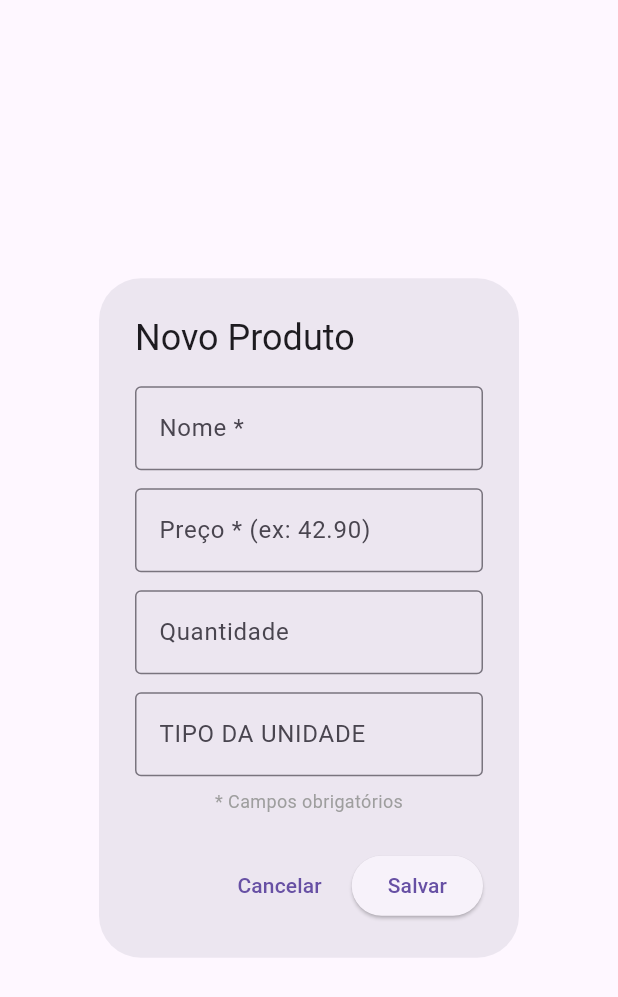
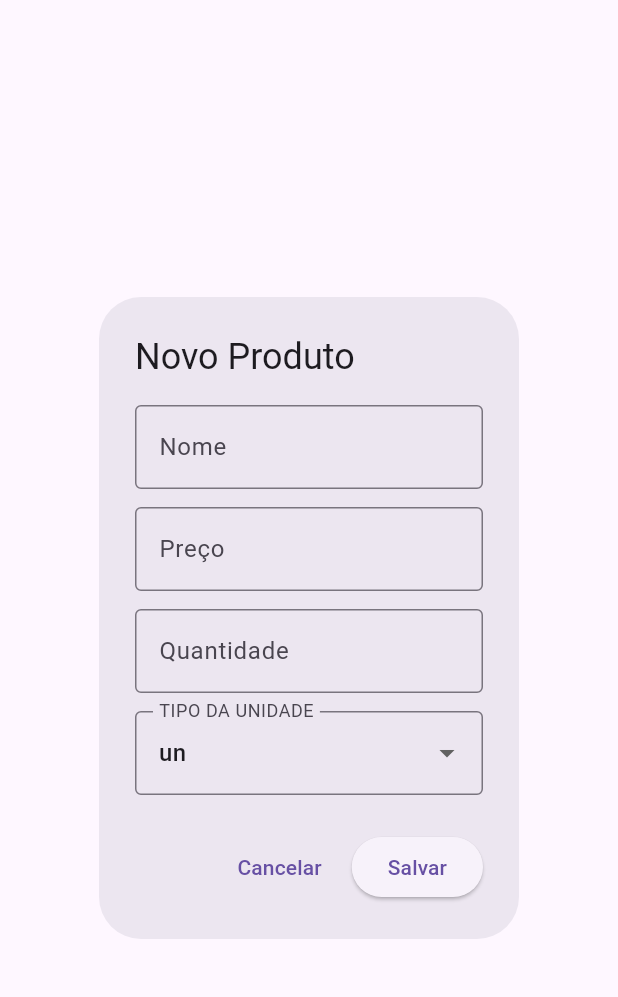
Before and after one commit to moisesRubens/dairy, a Flutter app: the AddProductDialog widget shown alone on an empty page, opened directly, on a phone screen of 412 x 824 dp. Shown: the top 997 px of the screen. Run offline on Flutter 3.47's test engine with Material 3 defaults, Android fonts, the phone set to English and light mode, and no system bars; our stand-ins replace go_router, jwt_decoder, shared_preferences, sqflite, sqflite_common_ffi, sqflite_common_ffi_web; accounts and stored records are empty; network calls fail.

Commit message:
refactor: AddProductDialog widget

```diff
--- a/lib/Enums/product_enum.dart
+++ b/lib/Enums/product_enum.dart
@@ -2,7 +2,14 @@ enum Unit
 {
   kg,
   liters,
-  amount
+  amount;
+
+  String get label => switch(this)
+  {
+    Unit.amount => 'un',
+    Unit.kg => 'kg',
+    Unit.liters => 'L'
+  };
 }
 
 enum Allocation
--- a/lib/domain/product.dart
+++ b/lib/domain/product.dart
@@ -112,7 +112,8 @@ class Product {
     );
   }
 
-  Map<String, dynamic> toJson() {
+  Map<String, dynamic> toJson()
+  {
     Map<String, dynamic> map = {
       'name': name,
       'price': price,
--- a/lib/screens/inventory_page.dart
+++ b/lib/screens/inventory_page.dart
@@ -1,3 +1,4 @@
+import '../widgets/product_card.dart';
 import 'package:dairy/controllers/outbound_controller.dart';
 import 'package:dairy/controllers/product_controller.dart';
 import 'package:dairy/controllers/sale_point_controller.dart';
@@ -58,7 +59,10 @@ class InventoryPageState extends State<InventoryPage> {
       barrierDismissible: false,
       builder: (context) => const AddProductDialog(),
     );
-    if(product == null) return;
+    if(product == null)
+    {
+      return;
+    }
     final bool success = await _productController.add(product);
     if(success)
     {
@@ -468,9 +472,7 @@ class InventoryPageState extends State<InventoryPage> {
   }
 }
 
-// ============================================================
-// DIÁLOGO DE ADIÇÃO DE PRODUTO
-// ============================================================
+
 class AddProductDialog extends StatefulWidget {
   const AddProductDialog({super.key});
 
@@ -478,24 +480,28 @@ class AddProductDialog extends StatefulWidget {
   State<AddProductDialog> createState() => _AddProductDialogState();
 }
 
-class _AddProductDialogState extends State<AddProductDialog> {
+class _AddProductDialogState extends State<AddProductDialog>
+{
   final TextEditingController _nameController = TextEditingController();
   final TextEditingController _priceController = TextEditingController();
   final TextEditingController _quantityController = TextEditingController();
+  Unit? _selectedUnit = Unit.amount;
   bool _isLoading = false;
 
   @override
-  void dispose() {
+  void dispose()
+  {
     _nameController.dispose();
     _priceController.dispose();
     _quantityController.dispose();
     super.dispose();
   }
 
-  Product? _saveProduct(BuildContext context) {
-    // 1. Validações
+  Product? _saveProduct(BuildContext context)
+  {
     final name = _nameController.text.trim();
-    if (name.isEmpty) {
+    if (name.isEmpty)
+    {
       ScaffoldMessenger.of(context).showSnackBar(
         const SnackBar(content: Text('O nome é obrigatório.')),
       );
@@ -504,7 +510,8 @@ class _AddProductDialogState extends State<AddProductDialog> {
 
     final priceStr = _priceController.text.trim().replaceAll(',', '.');
     final double? price = double.tryParse(priceStr);
-    if (price == null || price <= 0) {
+    if (price == null || price <= 0)
+    {
       ScaffoldMessenger.of(context).showSnackBar(
         const SnackBar(content: Text('Preço inválido.')),
       );
@@ -514,15 +521,7 @@ class _AddProductDialogState extends State<AddProductDialog> {
     final double quantity = double.parse(_quantityController.text.trim().replaceAll(',', '.'));
     final Unit unitType = Unit.amount;
 
-    if (false) {
-      ScaffoldMessenger.of(context).showSnackBar(
-        const SnackBar(content: Text('Preencha pelo menos uma unidade (Amount, Kg ou Liters).')),
-      );
-      return null;
-    }
-
     final newProduct = Product(
-      id: null,
       name: name,
       price: price,
       quantity: quantity,
@@ -534,7 +533,10 @@ class _AddProductDialogState extends State<AddProductDialog> {
   void _handleSave(BuildContext context)
   {
     final Product? product = _saveProduct(context);
-    if(product == null) return;
+    if(product == null)
+    {
+      return;
+    }
     Navigator.pop(context, product);
   }
 
@@ -546,44 +548,27 @@ class _AddProductDialogState extends State<AddProductDialog> {
         child: Column(
           mainAxisSize: MainAxisSize.min,
           children: [
-            TextField(
-              controller: _nameController,
-              decoration: const InputDecoration(
-                labelText: 'Nome *',
-                border: OutlineInputBorder(),
-              ),
-            ),
+            SetInput(label: 'Nome', controller: _nameController),
             const SizedBox(height: 12),
-            TextField(
-              controller: _priceController,
-              decoration: const InputDecoration(
-                labelText: 'Preço * (ex: 42.90)',
-                border: OutlineInputBorder(),
-              ),
-              keyboardType: TextInputType.numberWithOptions(decimal: true),
-            ),
+            SetInput(label: 'Preço', controller: _priceController),
             const SizedBox(height: 12),
-            TextField(
-              controller: _quantityController,
-              decoration: const InputDecoration(
-                labelText: 'Quantidade',
-                border: OutlineInputBorder(),
-              ),
-              keyboardType: TextInputType.number,
-            ),
+            SetInput(label: 'Quantidade', controller: _quantityController),
             const SizedBox(height: 12),
-            TextField(
-              controller: null,
+            DropdownButtonFormField<Unit>(
+              value: _selectedUnit,
               decoration: const InputDecoration(
                 labelText: 'TIPO DA UNIDADE',
                 border: OutlineInputBorder(),
               ),
-              keyboardType: TextInputType.numberWithOptions(decimal: true),
-            ),
-            const SizedBox(height: 8),
-            const Text(
-              '* Campos obrigatórios',
-              style: TextStyle(fontSize: 12, color: Colors.grey),
+              items: Unit.values
+                  .map((u) => DropdownMenuItem(
+                        value: u,
+                        child: Text(u.label),
+                      ))
+                  .toList(),
+              onChanged: (value) {
+                setState(() => _selectedUnit = value);
+              },
             ),
           ],
         ),
@@ -596,7 +581,7 @@ class _AddProductDialogState extends State<AddProductDialog> {
         ElevatedButton(
           onPressed: ()
           {
-            _isLoading ? null : _handleSave;
+            _isLoading ? null : _handleSave(context);
           },
           child: _isLoading
               ? const SizedBox(
@@ -610,3 +595,38 @@ class _AddProductDialogState extends State<AddProductDialog> {
     );
   }
 }
+
+class CreationProductCard extends StatefulWidget
+{
+  const CreationProductCard({super.key});
+
+  @override
+  State<CreationProductCard> createState() => _CreationProductCardState();
+}
+
+class _CreationProductCardState extends State<CreationProductCard>
+{
+  final _nameController = TextEditingController();
+  final _priceController= TextEditingController();
+  final _quantityController= TextEditingController();
+
+  @override
+  Widget build(BuildContext context)
+  {
+    return Container(
+      child: Column(
+        children: [
+          Text("Criação de produto", style: TextStyle(fontSize: 13, color: Colors.red)),
+          const SizedBox(height: 12),
+          SetInput(label: 'Nome', controller: _nameController),
+          const SizedBox(height: 12),
+          SetInput(label: 'Preço', controller: _priceController),
+          const SizedBox(height: 12),
+          SetInput(label: 'Quantidade', controller: _quantityController),
+          const SizedBox(height: 12),
+          SetInput(label: 'Quantidade', controller: _quantityController)
+        ],
+      ),
+    );
+  }
+}
--- a/lib/widgets/product_card.dart
+++ b/lib/widgets/product_card.dart
@@ -148,3 +148,30 @@ class _InfoChip extends StatelessWidget {
     );
   }
 }
+
+class SetInput extends StatefulWidget
+{
+  final String label;
+  final TextEditingController controller;
+
+  const SetInput({super.key, required this.label, required this.controller});
+
+  @override
+  State<SetInput> createState() => _SetInputState();
+}
+
+class _SetInputState extends State<SetInput>
+{
+
+  @override
+  Widget build(BuildContext context)
+  {
+    return TextField(
+      controller: widget.controller,
+      decoration: InputDecoration(
+        labelText: "${widget.label} ",
+        border: OutlineInputBorder(),
+      ),
+    );
+  }
+}
```
Also changed, not shown: lib/services/product_service.dart (+16 -9 lines).
